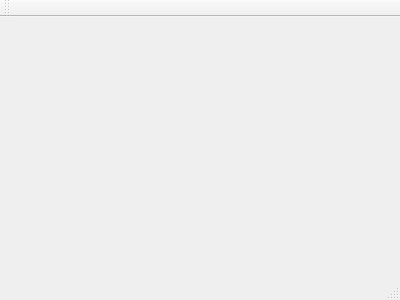
The window that mainwindow.ui (micavanco/SnakeQt) describes before a commit, drawn with Qt 5.
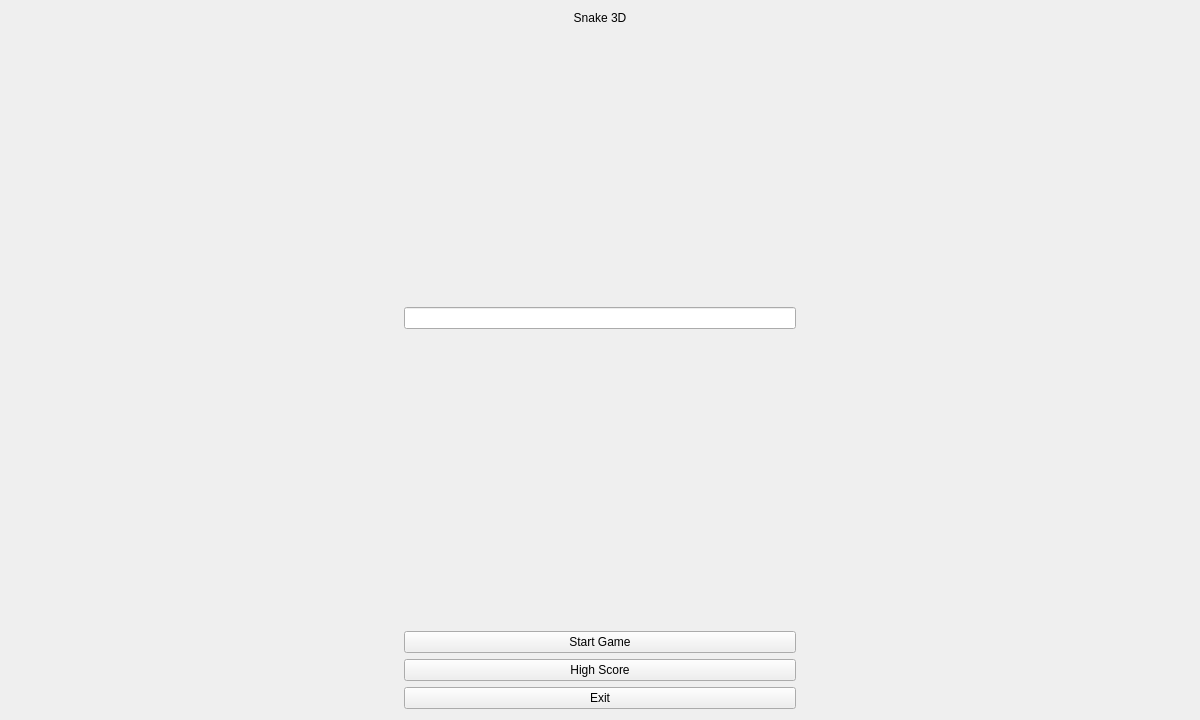
The same window after the commit.

Commit message: Created and styled with CSS a main menu in Qt Designer

```diff
--- a/mainwindow.ui
+++ b/mainwindow.ui
@@ -1,24 +1,133 @@
 <ui version="4.0">
  <class>MainWindow</class>
- <widget class="QMainWindow" name="MainWindow" >
-  <property name="geometry" >
+ <widget class="QMainWindow" name="MainWindow">
+  <property name="geometry">
    <rect>
     <x>0</x>
     <y>0</y>
-    <width>400</width>
-    <height>300</height>
+    <width>1200</width>
+    <height>720</height>
    </rect>
   </property>
   <property name="windowTitle" >
    <string>MainWindow</string>
   </property>
-  <widget class="QMenuBar" name="menuBar" />
-  <widget class="QToolBar" name="mainToolBar" />
-  <widget class="QWidget" name="centralWidget" />
-  <widget class="QStatusBar" name="statusBar" />
+  <widget class="QWidget" name="centralWidget">
+   <layout class="QHBoxLayout" name="horizontalLayout">
+    <item>
+     <spacer name="horizontalSpacer">
+      <property name="orientation">
+       <enum>Qt::Horizontal</enum>
+      </property>
+      <property name="sizeHint" stdset="0">
+       <size>
+        <width>40</width>
+        <height>20</height>
+       </size>
+      </property>
+     </spacer>
+    </item>
+    <item>
+     <layout class="QVBoxLayout" name="verticalLayout">
+      <item>
+       <widget class="QLabel" name="gameLabel">
+        <property name="text">
+         <string>Snake 3D</string>
+        </property>
+        <property name="alignment">
+         <set>Qt::AlignCenter</set>
+        </property>
+       </widget>
+      </item>
+      <item>
+       <spacer name="verticalSpacer_2">
+        <property name="orientation">
+         <enum>Qt::Vertical</enum>
+        </property>
+        <property name="sizeHint" stdset="0">
+         <size>
+          <width>20</width>
+          <height>40</height>
+         </size>
+        </property>
+       </spacer>
+      </item>
+      <item>
+       <widget class="QLineEdit" name="playerName">
+        <property name="alignment">
+         <set>Qt::AlignCenter</set>
+        </property>
+       </widget>
+      </item>
+      <item>
+       <widget class="QLabel" name="warningLabel">
+        <property name="text">
+         <string/>
+        </property>
+       </widget>
+      </item>
+      <item>
+       <spacer name="verticalSpacer">
+        <property name="orientation">
+         <enum>Qt::Vertical</enum>
+        </property>
+        <property name="sizeHint" stdset="0">
+         <size>
+          <width>20</width>
+          <height>40</height>
+         </size>
+        </property>
+       </spacer>
+      </item>
+      <item>
+       <widget class="QPushButton" name="startButton">
+        <property name="cursor">
+         <cursorShape>PointingHandCursor</cursorShape>
+        </property>
+        <property name="text">
+         <string>Start Game</string>
+        </property>
+       </widget>
+      </item>
+      <item>
+       <widget class="QPushButton" name="scoreButton">
+        <property name="cursor">
+         <cursorShape>PointingHandCursor</cursorShape>
+        </property>
+        <property name="text">
+         <string>High Score</string>
+        </property>
+       </widget>
+      </item>
+      <item>
+       <widget class="QPushButton" name="exitButton">
+        <property name="cursor">
+         <cursorShape>PointingHandCursor</cursorShape>
+        </property>
+        <property name="text">
+         <string>Exit</string>
+        </property>
+       </widget>
+      </item>
+     </layout>
+    </item>
+    <item>
+     <spacer name="horizontalSpacer_2">
+      <property name="orientation">
+       <enum>Qt::Horizontal</enum>
+      </property>
+      <property name="sizeHint" stdset="0">
+       <size>
+        <width>40</width>
+        <height>20</height>
+       </size>
+      </property>
+     </spacer>
+    </item>
+   </layout>
+  </widget>
  </widget>
- <layoutDefault spacing="6" margin="11" />
- <pixmapfunction></pixmapfunction>
+ <layoutdefault spacing="6" margin="11"/>
  <resources/>
  <connections/>
 </ui>
```
Left out of the diff: 3 changed lines with no effect on the pictures. The commit also changes 16 other files.
